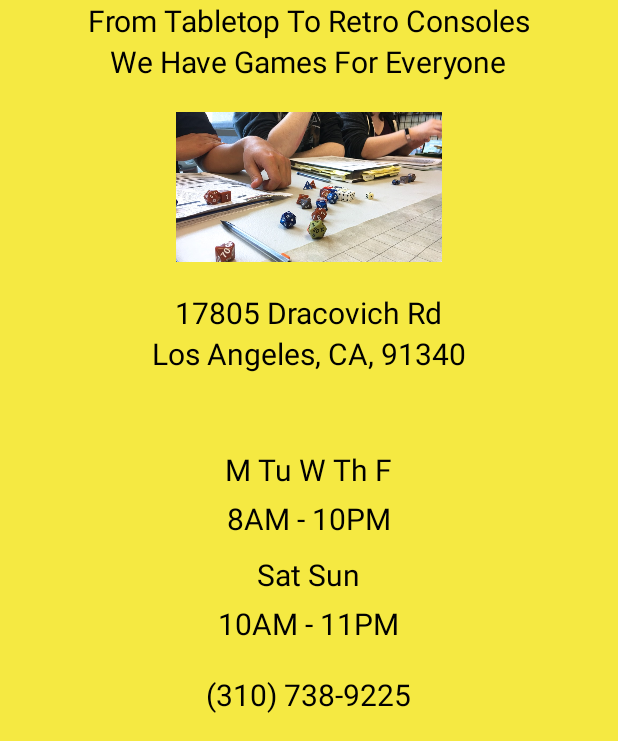
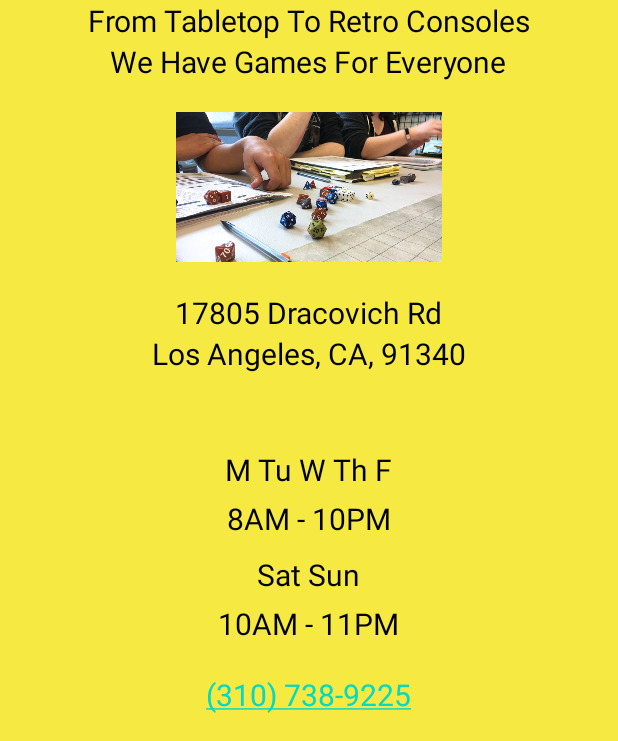
Before and after one commit to NairArjunWD/TwentyGames, an Android app: the screen it shows after launch (MainActivity), on a phone screen of 412 x 824 dp, the part 495-1236 px from its top. Run offline under Robolectric (Android 15) with nearby library versions, the phone set to English and light mode, and no system bars.

Commit message:
Change dp to sp and change the phone number to an autolink

```diff
--- a/app/src/main/res/layout/activity_main.xml
+++ b/app/src/main/res/layout/activity_main.xml
@@ -4,10 +4,9 @@
     android:layout_height="match_parent"
     android:background="#f5e942">
 
-    <RelativeLayout xmlns:android="http://schemas.android.com/apk/res/android"
-        xmlns:tools="http://schemas.android.com/tools"
+    <RelativeLayout xmlns:tools="http://schemas.android.com/tools"
         android:layout_width="match_parent"
-        android:layout_height="match_parent"
+        android:layout_height="wrap_content"
         tools:context=".MainActivity">
 
         <ImageView
@@ -19,7 +18,8 @@
             android:layout_weight="1"
             android:layout_centerHorizontal="true"/>
 
-        <TextView android:text="TWENTY GAMES"
+        <TextView
+            android:text="TWENTY GAMES"
             android:id="@+id/name"
             android:layout_width="wrap_content"
             android:layout_height="wrap_content"
@@ -27,9 +27,10 @@
             android:layout_centerHorizontal="true"
             android:textColor="#000"
             android:layout_weight="1"
-            android:textSize="40dp"/>
+            android:textSize="40sp"/>
 
-        <TextView android:text="From Tabletop To Retro Consoles"
+        <TextView
+            android:text="From Tabletop To Retro Consoles"
             android:id="@+id/tag1"
             android:layout_width="wrap_content"
             android:layout_height="wrap_content"
@@ -37,9 +38,10 @@
             android:layout_centerHorizontal="true"
             android:textColor="#000"
             android:layout_weight="1"
-            android:textSize="20dp"/>
+            android:textSize="20sp"/>
 
-        <TextView android:text="We Have Games For Everyone"
+        <TextView
+            android:text="We Have Games For Everyone"
             android:id="@+id/tag2"
             android:layout_width="wrap_content"
             android:layout_height="wrap_content"
@@ -47,7 +49,7 @@
             android:layout_centerHorizontal="true"
             android:textColor="#000"
             android:layout_weight="1"
-            android:textSize="20dp"/>
+            android:textSize="20sp"/>
 
         <ImageView
             android:id="@+id/tabletop"
@@ -68,7 +70,7 @@
             android:layout_marginTop="20dp"
             android:textColor="#000"
             android:layout_weight="1"
-            android:textSize="20dp"/>
+            android:textSize="20sp"/>
 
         <TextView android:text="Los Angeles, CA, 91340"
             android:id="@+id/city"
@@ -78,7 +80,7 @@
             android:layout_centerHorizontal="true"
             android:textColor="#000"
             android:layout_weight="1"
-            android:textSize="20dp"/>
+            android:textSize="20sp"/>
 
         <TextView android:text="M Tu W Th F"
             android:id="@+id/weekdays"
@@ -89,7 +91,7 @@
             android:layout_marginTop="50dp"
             android:textColor="#000"
             android:layout_weight="1"
-            android:textSize="20dp"/>
+            android:textSize="20sp"/>
 
         <TextView android:text="8AM - 10PM"
             android:id="@+id/time1"
@@ -100,7 +102,7 @@
             android:layout_marginTop="5dp"
             android:textColor="#000"
             android:layout_weight="1"
-            android:textSize="20dp"/>
+            android:textSize="20sp"/>
 
         <TextView android:text="Sat Sun"
             android:id="@+id/weekends"
@@ -111,7 +113,7 @@
             android:layout_marginTop="10dp"
             android:textColor="#000"
             android:layout_weight="1"
-            android:textSize="20dp"/>
+            android:textSize="20sp"/>
 
         <TextView android:text="10AM - 11PM"
             android:id="@+id/time2"
@@ -122,7 +124,7 @@
             android:layout_marginTop="5dp"
             android:textColor="#000"
             android:layout_weight="1"
-            android:textSize="20dp"/>
+            android:textSize="20sp"/>
 
         <TextView android:text="(310) 738-9225"
             android:id="@+id/phone"
@@ -134,7 +136,8 @@
             android:layout_marginBottom="20dp"
             android:textColor="#000"
             android:layout_weight="1"
-            android:textSize="20dp"/>
+            android:autoLink="phone"
+            android:textSize="20sp"/>
 
     </RelativeLayout>
 </ScrollView>
```
